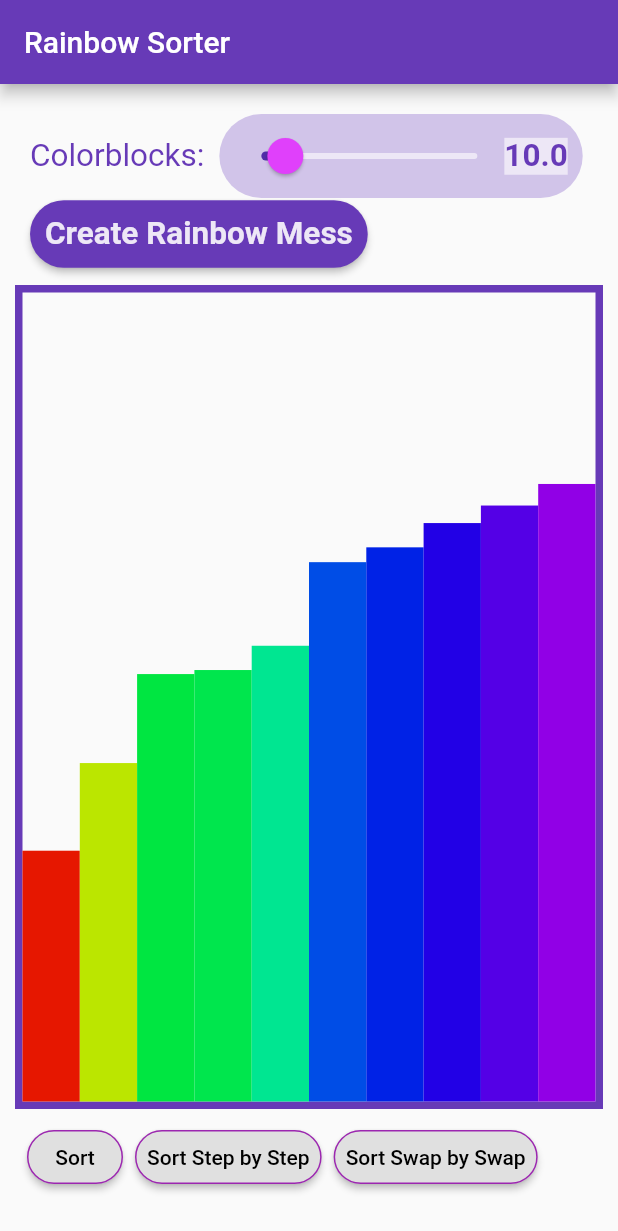
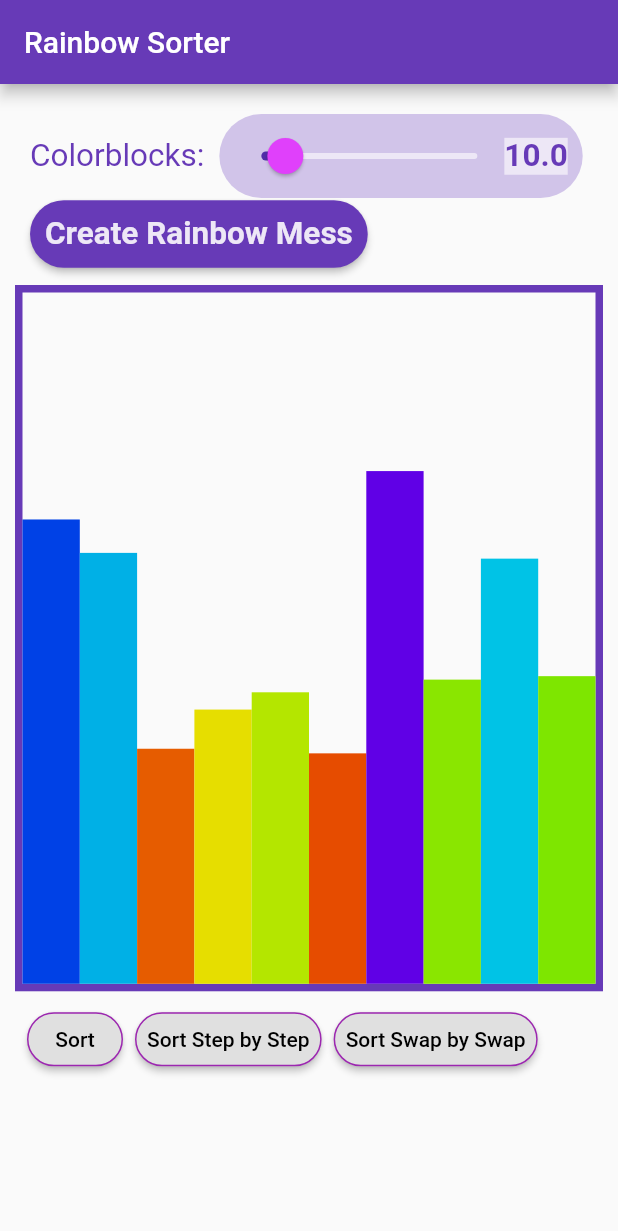
Before and after one commit to juliaBystrom/flutterWebb, a Flutter app: the screen it shows after launch, after a tap on "Create Rainbow Mess", on a phone screen of 412 x 824 dp. Shown: the top 1231 px of the screen. Run offline on Flutter 3.47's test engine with Material 2 defaults, Android fonts, the phone set to English and light mode, and no system bars.

Commit message:
Fixed datatype issue

```diff
--- a/myapp/lib/dataEntryBar.dart
+++ b/myapp/lib/dataEntryBar.dart
@@ -100,7 +100,7 @@ class _DataEntryBarState extends State<DataEntryBar> {
             color: Colors.deepPurple[500],
             padding: EdgeInsets.all(10),
             onPressed: () {
-              buttonFunction(_valueSlider);
+              buttonFunction(_valueSlider.toInt());
             },
             child: Text(
               "Create Rainbow Mess",
--- a/myapp/lib/rainbowContainer.dart
+++ b/myapp/lib/rainbowContainer.dart
@@ -45,7 +45,7 @@ class RainbowContainerState extends State<RainbowContainer> {
   Widget build(BuildContext context) {
     print("bygger RainbowContainerState ");
     // Might wanna change the 1,5 to an higher number, but less than two, so that buttons for sorting fit
-    double heightMediaQ = MediaQuery.of(context).size.height / 1.5;
+    double heightMediaQ = MediaQuery.of(context).size.height / 1.75;
     listOfColorBlocks = colorBlocksHandler.getListOfColorBlocks();
 
     return Column(
```
